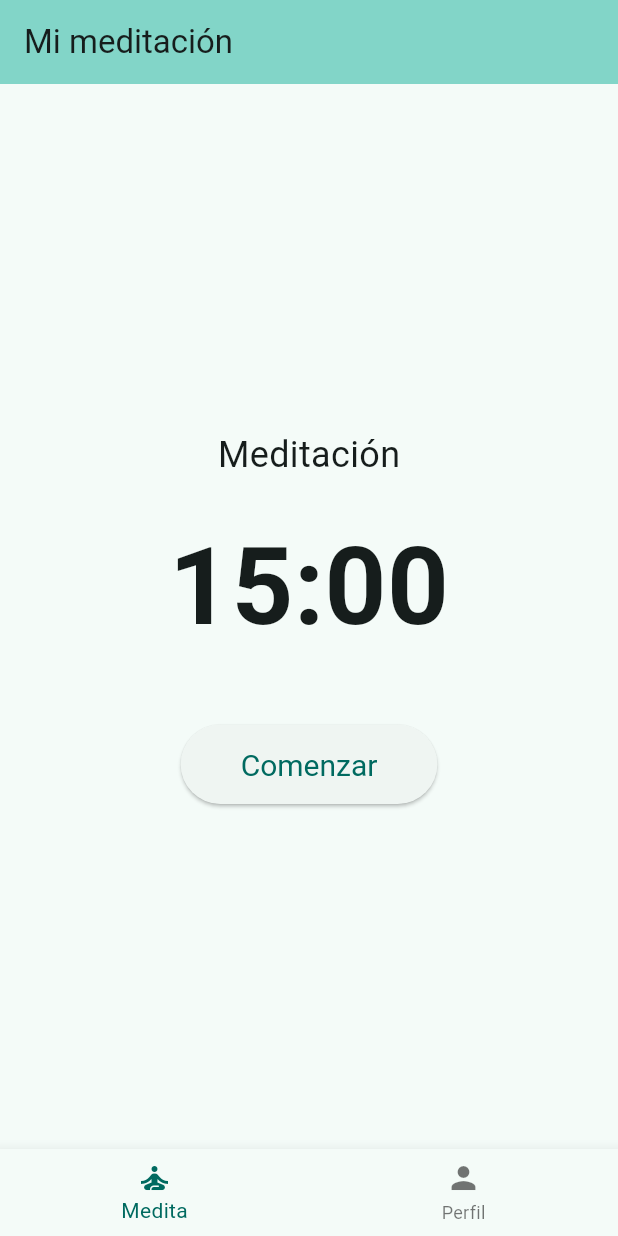
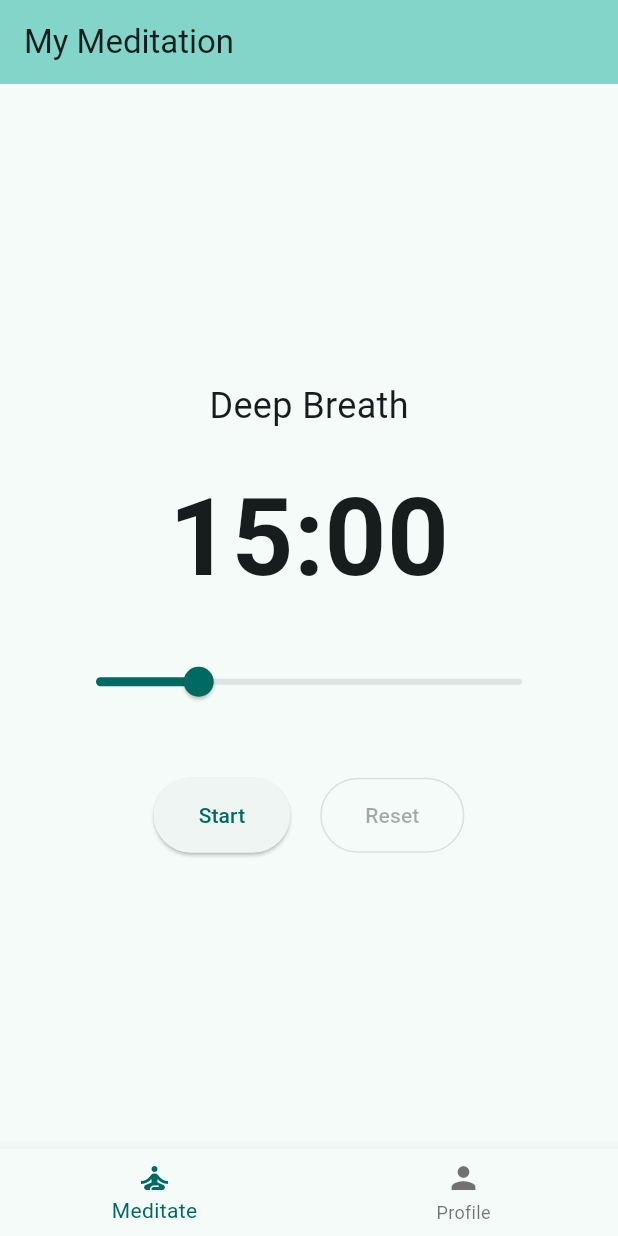
Before and after one commit to Maxiado/Meditaciones-Alfa-Omega, a Flutter app: the screen it shows after launch, on a phone screen of 412 x 824 dp. Run offline on Flutter 3.47's test engine with Material 3 defaults, Android fonts, the phone set to English and light mode, and no system bars.

Commit message:
tiempo personalizable

```diff
--- a/meditacion_alpha_omega/lib/screens/home_screen.dart
+++ b/meditacion_alpha_omega/lib/screens/home_screen.dart
@@ -5,12 +5,15 @@ import 'profile_screen.dart';
 
 class HomeScreen extends StatefulWidget {
   const HomeScreen({super.key});
+
   @override
   State<HomeScreen> createState() => _HomeScreenState();
 }
 
 class _HomeScreenState extends State<HomeScreen> {
   int _currentIndex = 0;
+
+  // Aquí vive la verdad absoluta de nuestra app
   final List<MeditationSession> _history = [];
 
   void _onTabTapped(int index) {
@@ -21,15 +24,25 @@ class _HomeScreenState extends State<HomeScreen> {
 
   @override
   Widget build(BuildContext context) {
+    // REGLA DE ORO DE FLUTTER: Los datos fluyen hacia abajo (pasando _history a ProfileScreen).
+    // Los eventos fluyen hacia arriba (TimerScreen llama a la función onSessionCompleted).
     final List<Widget> screens = [
-      const TimerScreen(),
+      TimerScreen(
+        // Le pasamos la función que el TimerScreen ejecutará al llegar a cero
+        onSessionCompleted: (MeditationSession newSession) {
+          setState(() {
+            // Agregamos la nueva sesión a la lista general
+            _history.add(newSession);
+          });
+        },
+      ),
       ProfileScreen(history: _history),
     ];
 
     return Scaffold(
       appBar: AppBar(
         backgroundColor: Theme.of(context).colorScheme.inversePrimary,
-        title: const Text('Mi meditación'),
+        title: const Text('My Meditation'),
       ),
       body: screens[_currentIndex],
       bottomNavigationBar: BottomNavigationBar(
@@ -38,9 +51,9 @@ class _HomeScreenState extends State<HomeScreen> {
         items: const [
           BottomNavigationBarItem(
             icon: Icon(Icons.self_improvement),
-            label: 'Medita',
+            label: 'Meditate',
           ),
-          BottomNavigationBarItem(icon: Icon(Icons.person), label: 'Perfil'),
+          BottomNavigationBarItem(icon: Icon(Icons.person), label: 'Profile'),
         ],
       ),
     );
--- a/meditacion_alpha_omega/lib/screens/timer_screen.dart
+++ b/meditacion_alpha_omega/lib/screens/timer_screen.dart
@@ -1,26 +1,33 @@
 import 'package:flutter/material.dart';
 import 'dart:async';
+import '../models/meditation_session.dart'; // 1. Importamos el modelo
 
 class TimerScreen extends StatefulWidget {
-  const TimerScreen({super.key});
+  // 2. Definimos una función que recibiremos desde afuera (Callback)
+  final void Function(MeditationSession) onSessionCompleted;
+
+  const TimerScreen({super.key, required this.onSessionCompleted});
 
   @override
   State<TimerScreen> createState() => _TimerScreenState();
 }
 
 class _TimerScreenState extends State<TimerScreen> {
-  static const int _initialMinutes = 15;
-  int _remainingSeconds = _initialMinutes * 60;
+  int _selectedMinutes = 15;
+  late int _remainingSeconds;
   Timer? _timer;
   bool _isRunning = false;
+
+  @override
+  void initState() {
+    super.initState();
+    _remainingSeconds = _selectedMinutes * 60;
+  }
 
   String get _formattedTime {
     int minutes = _remainingSeconds ~/ 60;
     int seconds = _remainingSeconds % 60;
-    String minutesStr = minutes.toString().padLeft(2, '0');
-    String secondsStr = seconds.toString().padLeft(2, '0');
-
-    return '$minutesStr:$secondsStr';
+    return '${minutes.toString().padLeft(2, '0')}:${seconds.toString().padLeft(2, '0')}';
   }
 
   void _startTimer() {
@@ -36,47 +43,96 @@ class _TimerScreenState extends State<TimerScreen> {
           _remainingSeconds--;
         } else {
           _stopTimer();
-          print("Meditación Finalizada!");
+          _resetTimer();
+
+          // 3. ¡LA MAGIA! El temporizador llegó a 0.
+          // Creamos una nueva sesión con los minutos elegidos y la hora actual.
+          final newSession = MeditationSession(
+            _selectedMinutes,
+            DateTime.now(),
+          );
+
+          // Ejecutamos la función que nos pasó el padre a través de 'widget.'
+          widget.onSessionCompleted(newSession);
         }
       });
     });
   }
 
   void _stopTimer() {
-    // Cancelamos la ejecución del objeto Timer
     _timer?.cancel();
     setState(() {
       _isRunning = false;
     });
   }
 
-  // --- INTERFAZ VISUAL ---
+  void _resetTimer() {
+    _stopTimer();
+    setState(() {
+      _remainingSeconds = _selectedMinutes * 60;
+    });
+  }
+
   @override
   Widget build(BuildContext context) {
     return Center(
       child: Column(
         mainAxisAlignment: MainAxisAlignment.center,
         children: [
-          const Text("Meditación", style: TextStyle(fontSize: 24)),
-          const SizedBox(height: 20), // Un espacio vacío para separar elementos
-          // Usamos nuestro método Getter para mostrar el texto formateado
+          const Text("Deep Breath", style: TextStyle(fontSize: 24)),
+          const SizedBox(height: 20),
           Text(
             _formattedTime,
             style: const TextStyle(fontSize: 72, fontWeight: FontWeight.bold),
           ),
-
+          const SizedBox(height: 20),
+          Padding(
+            padding: const EdgeInsets.symmetric(horizontal: 40.0),
+            child: Slider(
+              value: _selectedMinutes.toDouble(),
+              min: 1,
+              max: 60,
+              divisions: 59,
+              label: "$_selectedMinutes min",
+              onChanged: _isRunning
+                  ? null
+                  : (double value) {
+                      setState(() {
+                        _selectedMinutes = value.toInt();
+                        _remainingSeconds = _selectedMinutes * 60;
+                      });
+                    },
+            ),
+          ),
           const SizedBox(height: 40),
-
-          // Botón que cambia su comportamiento dependiendo si está corriendo o no
-          ElevatedButton(
-            // Operador ternario: Si corre, la función es stop. Si no, es start.
-            onPressed: _isRunning ? _stopTimer : _startTimer,
-            style: ElevatedButton.styleFrom(
-              padding: const EdgeInsets.symmetric(horizontal: 40, vertical: 15),
-              textStyle: const TextStyle(fontSize: 20),
-            ),
-            // El texto del botón también cambia
-            child: Text(_isRunning ? "Pausar" : "Comenzar"),
+          Row(
+            mainAxisAlignment: MainAxisAlignment.center,
+            children: [
+              ElevatedButton(
+                onPressed: _isRunning ? _stopTimer : _startTimer,
+                style: ElevatedButton.styleFrom(
+                  padding: const EdgeInsets.symmetric(
+                    horizontal: 30,
+                    vertical: 15,
+                  ),
+                ),
+                child: Text(_isRunning ? "Pause" : "Start"),
+              ),
+              const SizedBox(width: 20),
+              OutlinedButton(
+                onPressed:
+                    (_isRunning || _remainingSeconds != _selectedMinutes * 60)
+                    ? _resetTimer
+                    : null,
+                style: OutlinedButton.styleFrom(
+                  padding: const EdgeInsets.symmetric(
+                    horizontal: 30,
+                    vertical: 15,
+                  ),
+                ),
+                child: const Text("Reset"),
+              ),
+            ],
           ),
         ],
       ),
```
Also changed, not shown: meditacion_alpha_omega/lib/screens/profile_screen.dart (+36 -5 lines).
